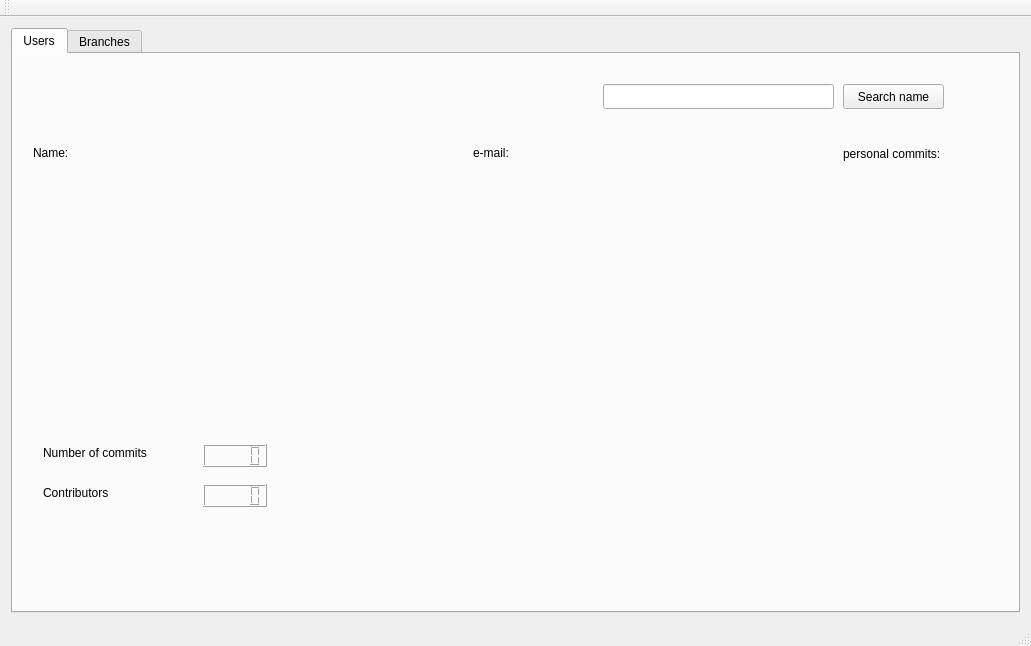
The window that mainwindow.ui (Slavyana-c/Git-Desktop-Interface) describes before a commit, drawn with Qt 5.
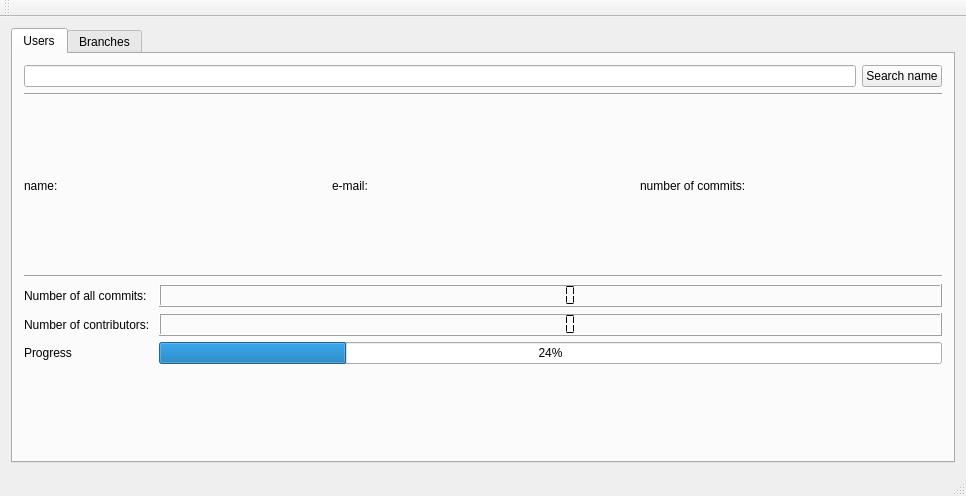
The same window after the commit.

Diff of the .ui file:
```diff
--- a/mainwindow.ui
+++ b/mainwindow.ui
@@ -6,8 +6,8 @@
    <rect>
     <x>0</x>
     <y>0</y>
-    <width>1027</width>
-    <height>642</height>
+    <width>966</width>
+    <height>496</height>
    </rect>
   </property>
   <property name="windowTitle">
@@ -19,10 +19,16 @@
      <widget class="QTabWidget" name="tabWidget">
       <property name="minimumSize">
        <size>
-        <width>1009</width>
-        <height>585</height>
+        <width>0</width>
+        <height>0</height>
        </size>
       </property>
+      <property name="layoutDirection">
+       <enum>Qt::LeftToRight</enum>
+      </property>
+      <property name="autoFillBackground">
+       <bool>false</bool>
+      </property>
       <property name="currentIndex">
        <number>0</number>
       </property>
@@ -30,127 +36,107 @@
        <attribute name="title">
         <string>Users</string>
        </attribute>
-       <widget class="QPushButton" name="pushButton">
-        <property name="geometry">
-         <rect>
-          <x>830</x>
-          <y>30</y>
-          <width>101</width>
-          <height>25</height>
-         </rect>
-        </property>
-        <property name="text">
-         <string>Search name</string>
-        </property>
-       </widget>
-       <widget class="QLineEdit" name="lineEdit">
-        <property name="geometry">
-         <rect>
-          <x>590</x>
-          <y>30</y>
-          <width>231</width>
-          <height>25</height>
-         </rect>
-        </property>
-       </widget>
-       <widget class="QLCDNumber" name="lcdNumber">
-        <property name="geometry">
-         <rect>
-          <x>190</x>
-          <y>390</y>
-          <width>64</width>
-          <height>23</height>
-         </rect>
-        </property>
-       </widget>
-       <widget class="QLCDNumber" name="lcdNumber_2">
-        <property name="geometry">
-         <rect>
-          <x>190</x>
-          <y>430</y>
-          <width>64</width>
-          <height>23</height>
-         </rect>
-        </property>
-       </widget>
-       <widget class="QLabel" name="label">
-        <property name="geometry">
-         <rect>
-          <x>30</x>
-          <y>390</y>
-          <width>141</width>
-          <height>17</height>
-         </rect>
-        </property>
-        <property name="text">
-         <string>Number of commits</string>
-        </property>
-       </widget>
-       <widget class="QLabel" name="label_2">
-        <property name="geometry">
-         <rect>
-          <x>30</x>
-          <y>430</y>
-          <width>141</width>
-          <height>17</height>
-         </rect>
-        </property>
-        <property name="text">
-         <string>Contributors</string>
-        </property>
-       </widget>
-       <widget class="QWidget" name="widget" native="true">
-        <property name="geometry">
-         <rect>
-          <x>20</x>
-          <y>110</y>
-          <width>951</width>
-          <height>251</height>
-         </rect>
-        </property>
-       </widget>
-       <widget class="QLabel" name="label_3">
-        <property name="geometry">
-         <rect>
-          <x>20</x>
-          <y>90</y>
-          <width>111</width>
-          <height>17</height>
-         </rect>
-        </property>
-        <property name="text">
-         <string>Name:</string>
-        </property>
-       </widget>
-       <widget class="QLabel" name="label_4">
-        <property name="geometry">
-         <rect>
-          <x>460</x>
-          <y>90</y>
-          <width>121</width>
-          <height>17</height>
-         </rect>
-        </property>
-        <property name="frameShape">
-         <enum>QFrame::NoFrame</enum>
-        </property>
-        <property name="text">
-         <string>e-mail:</string>
-        </property>
-       </widget>
-       <widget class="QLabel" name="label_5">
-        <property name="geometry">
-         <rect>
-          <x>830</x>
-          <y>90</y>
-          <width>131</width>
-          <height>20</height>
-         </rect>
-        </property>
-        <property name="text">
-         <string>personal commits:</string>
-        </property>
-       </widget>
+       <layout class="QVBoxLayout" name="verticalLayout">
+        <item>
+         <layout class="QHBoxLayout" name="horizontalLayout">
+          <item>
+           <widget class="QLineEdit" name="lineEdit"/>
+          </item>
+          <item>
+           <widget class="QPushButton" name="pushButton_2">
+            <property name="text">
+             <string>Search name</string>
+            </property>
+           </widget>
+          </item>
+         </layout>
+        </item>
+        <item>
+         <widget class="Line" name="line_2">
+          <property name="orientation">
+           <enum>Qt::Horizontal</enum>
+          </property>
+         </widget>
+        </item>
+        <item>
+         <layout class="QHBoxLayout" name="horizontalLayout_4">
+          <item>
+           <widget class="QLabel" name="label_2">
+            <property name="text">
+             <string>name:</string>
+            </property>
+           </widget>
+          </item>
+          <item>
+           <widget class="QLabel" name="label_3">
+            <property name="text">
+             <string>e-mail:</string>
+            </property>
+           </widget>
+          </item>
+          <item>
+           <widget class="QLabel" name="label">
+            <property name="text">
+             <string>number of commits:</string>
+            </property>
+           </widget>
+          </item>
+         </layout>
+        </item>
+        <item>
+         <widget class="Line" name="line">
+          <property name="orientation">
+           <enum>Qt::Horizontal</enum>
+          </property>
+         </widget>
+        </item>
+        <item>
+         <layout class="QFormLayout" name="formLayout">
+          <item row="0" column="0">
+           <widget class="QLabel" name="label_4">
+            <property name="text">
+             <string>Number of all commits: </string>
+            </property>
+           </widget>
+          </item>
+          <item row="0" column="1">
+           <widget class="QLCDNumber" name="lcdNumber">
+            <property name="segmentStyle">
+             <enum>QLCDNumber::Flat</enum>
+            </property>
+           </widget>
+          </item>
+          <item row="1" column="0">
+           <widget class="QLabel" name="label_5">
+            <property name="text">
+             <string>Number of contributors: </string>
+            </property>
+           </widget>
+          </item>
+          <item row="1" column="1">
+           <widget class="QLCDNumber" name="lcdNumber_2">
+            <property name="segmentStyle">
+             <enum>QLCDNumber::Flat</enum>
+            </property>
+           </widget>
+          </item>
+          <item row="2" column="1">
+           <widget class="QProgressBar" name="progressBar">
+            <property name="value">
+             <number>24</number>
+            </property>
+           </widget>
+          </item>
+          <item row="2" column="0">
+           <widget class="QLabel" name="label_6">
+            <property name="text">
+             <string>Progress</string>
+            </property>
+           </widget>
+          </item>
+         </layout>
+        </item>
+       </layout>
       </widget>
       <widget class="QWidget" name="tab_2">
        <attribute name="title">
```
